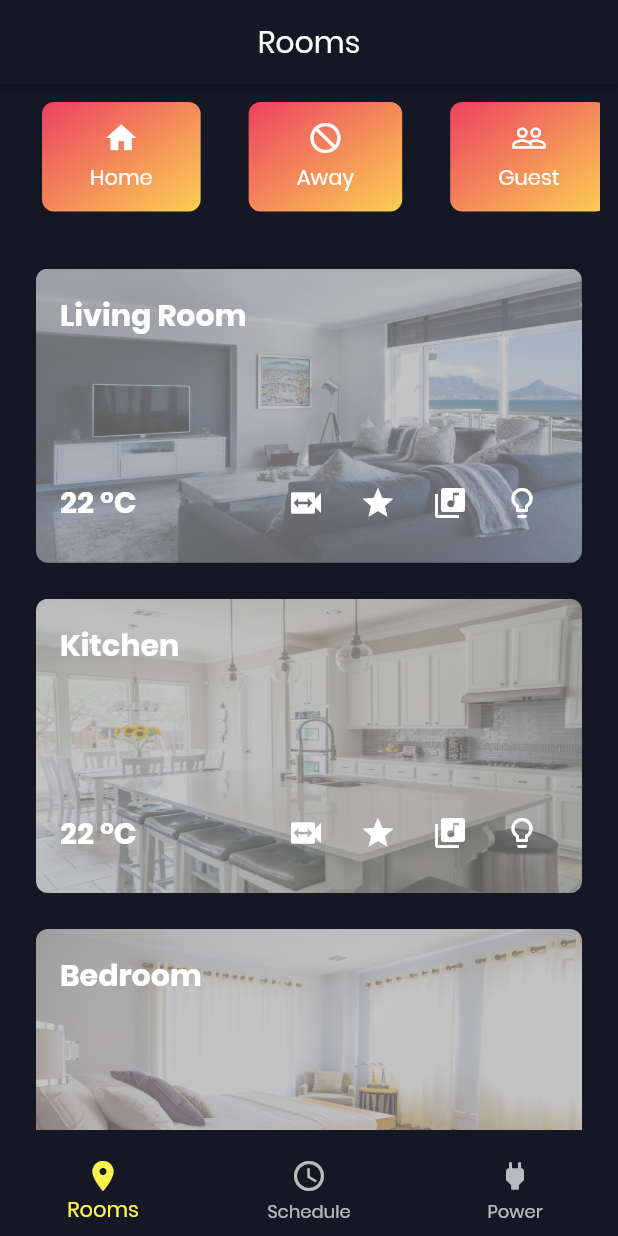
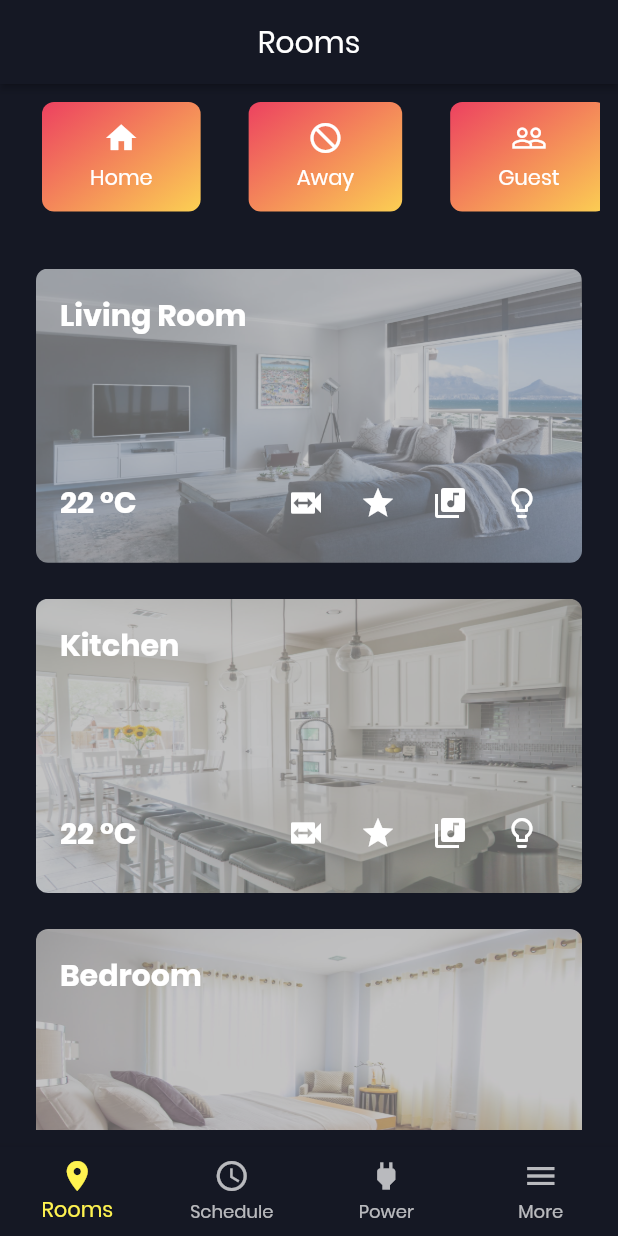
Before and after one commit to shadyaziza/wamda, a Flutter app: the HomeView screen opened by its route, on a phone screen of 412 x 824 dp. Run offline on Flutter 3.47's test engine with Material 2 defaults, Android fonts, the phone set to English and light mode, and no system bars.

Commit message:
Add more tab

```diff
--- a/lib/screens/home/home_view.dart
+++ b/lib/screens/home/home_view.dart
@@ -24,7 +24,11 @@ class _HomeViewState extends State<HomeView> {
     _TabData(
       label: 'Power',
       iconData: Icons.power,
-    )
+    ),
+    _TabData(
+      label: 'More',
+      iconData: Icons.menu,
+    ),
   ];
   @override
   void initState() {
@@ -51,9 +55,13 @@ class _HomeViewState extends State<HomeView> {
           Container(
             color: Colors.red,
           ),
+          Container(
+            color: Colors.blueGrey,
+          )
         ],
       ),
       bottomNavigationBar: BottomNavigationBar(
+        type: BottomNavigationBarType.fixed,
         currentIndex: _index,
         onTap: _onTap,
         items: _tabs
```
